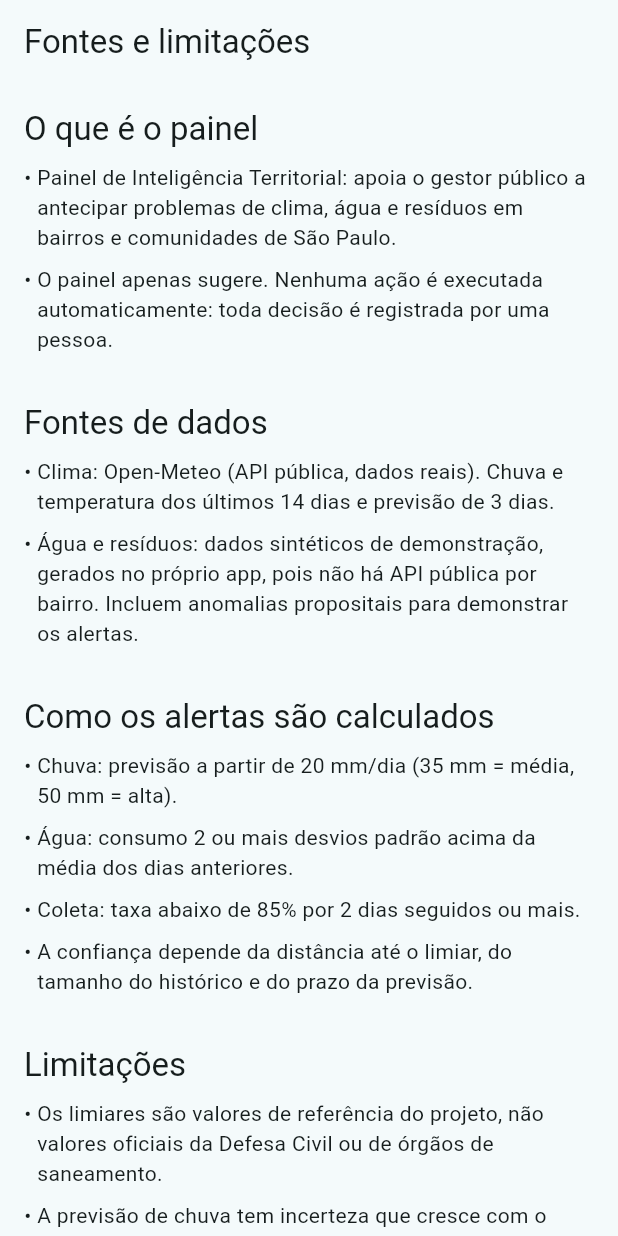
After one commit to PietroMauerGodoy/GS02-CROSS-PLATAFORM-APPLICATION-DEVELOPMENT, a Flutter app: the SobrePage screen opened by its route, on a phone screen of 412 x 824 dp. The commit adds this screen. Run offline on Flutter 3.47's test engine with Material 3 defaults, Android fonts, the phone set to English and light mode, and no system bars; our stand-ins replace dio, fl_chart, flutter_riverpod, go_router, shared_preferences; accounts and stored records are empty; network calls fail.

Commit message:
feat: tela de fontes e limitacoes

```diff
--- a/lib/core/router/app_router.dart
+++ b/lib/core/router/app_router.dart
@@ -3,11 +3,13 @@ import 'package:go_router/go_router.dart';
 import '../../domain/models/enums.dart';
 import '../../features/alertas/alerta_detalhe_page.dart';
 import '../../features/alertas/alertas_page.dart';
+import '../../features/configuracoes/configuracoes_page.dart';
 import '../../features/dashboard/dashboard_page.dart';
 import '../../features/decisoes/decisao_form_page.dart';
 import '../../features/decisoes/decisoes_page.dart';
 import '../../features/home/home_page.dart';
 import '../../features/home/home_shell.dart';
+import '../../features/sobre/sobre_page.dart';
 import '../widgets/placeholder_screen.dart';
 
 final appRouter = GoRouter(
@@ -56,9 +58,7 @@ final appRouter = GoRouter(
         StatefulShellBranch(routes: [
           GoRoute(
             path: '/configuracoes',
-            builder: (_, __) => const PlaceholderScreen(
-                title: 'Configurações',
-                subtitle: 'Acessibilidade e privacidade'),
+            builder: (_, __) => const ConfiguracoesPage(),
           ),
         ]),
       ],
@@ -79,8 +79,7 @@ final appRouter = GoRouter(
     ),
     GoRoute(
       path: '/sobre',
-      builder: (_, __) =>
-          const PlaceholderScreen(title: 'Fontes e limitações'),
+      builder: (_, __) => const SobrePage(),
     ),
   ],
 );
--- /dev/null
+++ b/lib/features/sobre/sobre_page.dart
@@ -0,0 +1,132 @@
+import 'package:flutter/material.dart';
+
+class SobrePage extends StatelessWidget {
+  const SobrePage({super.key});
+
+  static const _equipe = [
+    ('Patrick Mansour', '562970'),
+    ('Pietro Mauer', '564345'),
+    ('Samir Assad', '561562'),
+  ];
+
+  @override
+  Widget build(BuildContext context) {
+    return Scaffold(
+      appBar: AppBar(title: const Text('Fontes e limitações')),
+      body: ListView(
+        padding: const EdgeInsets.all(16),
+        children: const [
+          _Secao(
+            titulo: 'O que é o painel',
+            linhas: [
+              'Painel de Inteligência Territorial: apoia o gestor público a '
+                  'antecipar problemas de clima, água e resíduos em bairros e '
+                  'comunidades de São Paulo.',
+              'O painel apenas sugere. Nenhuma ação é executada '
+                  'automaticamente: toda decisão é registrada por uma pessoa.',
+            ],
+          ),
+          _Secao(
+            titulo: 'Fontes de dados',
+            linhas: [
+              'Clima: Open-Meteo (API pública, dados reais). Chuva e '
+                  'temperatura dos últimos 14 dias e previsão de 3 dias.',
+              'Água e resíduos: dados sintéticos de demonstração, gerados no '
+                  'próprio app, pois não há API pública por bairro. Incluem '
+                  'anomalias propositais para demonstrar os alertas.',
+            ],
+          ),
+          _Secao(
+            titulo: 'Como os alertas são calculados',
+            linhas: [
+              'Chuva: previsão a partir de 20 mm/dia (35 mm = média, 50 mm = alta).',
+              'Água: consumo 2 ou mais desvios padrão acima da média dos dias '
+                  'anteriores.',
+              'Coleta: taxa abaixo de 85% por 2 dias seguidos ou mais.',
+              'A confiança depende da distância até o limiar, do tamanho do '
+                  'histórico e do prazo da previsão.',
+            ],
+          ),
+          _Secao(
+            titulo: 'Limitações',
+            linhas: [
+              'Os limiares são valores de referência do projeto, não valores '
+                  'oficiais da Defesa Civil ou de órgãos de saneamento.',
+              'A previsão de chuva tem incerteza que cresce com o prazo e não '
+                  'considera drenagem, relevo nem histórico de alagamentos.',
+              'Os alertas detectam desvios estatísticos, não a causa. É '
+                  'preciso verificar em campo antes de agir.',
+              'O identificador do alerta inclui a data do último dado: no dia '
+                  'seguinte, o mesmo problema pode reaparecer como um alerta '
+                  'novo.',
+              'Os dados ficam apenas no aparelho (sem servidor).',
+            ],
+          ),
+          _Secao(
+            titulo: 'ODS relacionados',
+            linhas: [
+              'ODS 11: Cidades e comunidades sustentáveis (gestão de resíduos '
+                  'e serviços urbanos).',
+              'ODS 13: Ação contra a mudança global do clima (alertas de '
+                  'chuvas extremas e adaptação).',
+              'ODS 9: Indústria, inovação e infraestrutura (uso de dados para '
+                  'decisões sobre infraestrutura).',
+            ],
+          ),
+          _Equipe(),
+        ],
+      ),
+    );
+  }
+}
+
+class _Secao extends StatelessWidget {
+  final String titulo;
+  final List<String> linhas;
+
+  const _Secao({required this.titulo, required this.linhas});
+
+  @override
+  Widget build(BuildContext context) {
+    return Padding(
+      padding: const EdgeInsets.only(bottom: 24),
+      child: Column(
+        crossAxisAlignment: CrossAxisAlignment.start,
+        children: [
+          Text(titulo, style: Theme.of(context).textTheme.titleLarge),
+          const SizedBox(height: 8),
+          for (final l in linhas)
+            Padding(
+              padding: const EdgeInsets.only(bottom: 8),
+              child: Row(
+                crossAxisAlignment: CrossAxisAlignment.start,
+                children: [
+                  const Text('• '),
+                  Expanded(child: Text(l)),
+                ],
+              ),
+            ),
+        ],
+      ),
+    );
+  }
+}
+
+class _Equipe extends StatelessWidget {
+  const _Equipe();
+
+  @override
+  Widget build(BuildContext context) {
+    return Column(
+      crossAxisAlignment: CrossAxisAlignment.start,
+      children: [
+        Text('Equipe', style: Theme.of(context).textTheme.titleLarge),
+        const SizedBox(height: 8),
+        const Text('FIAP · Global Solution 2026 · Cross-Platform Application Development'),
+        const SizedBox(height: 8),
+        for (final (nome, rm) in SobrePage._equipe)
+          Text('$nome · RM $rm'),
+      ],
+    );
+  }
+}
```
